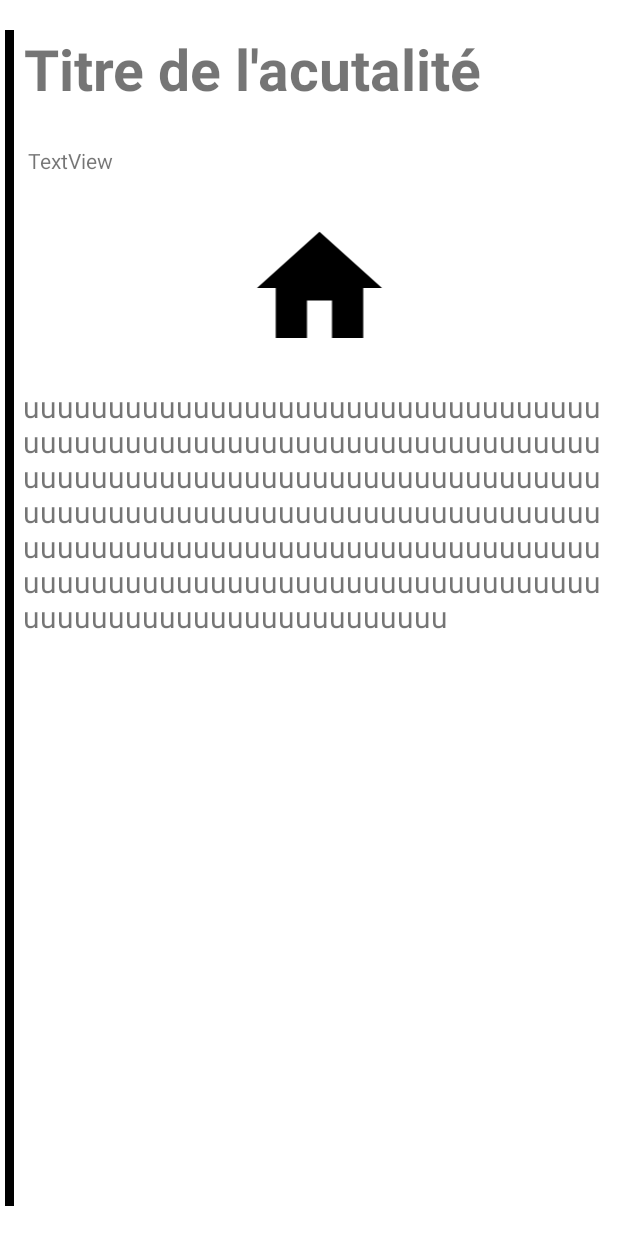
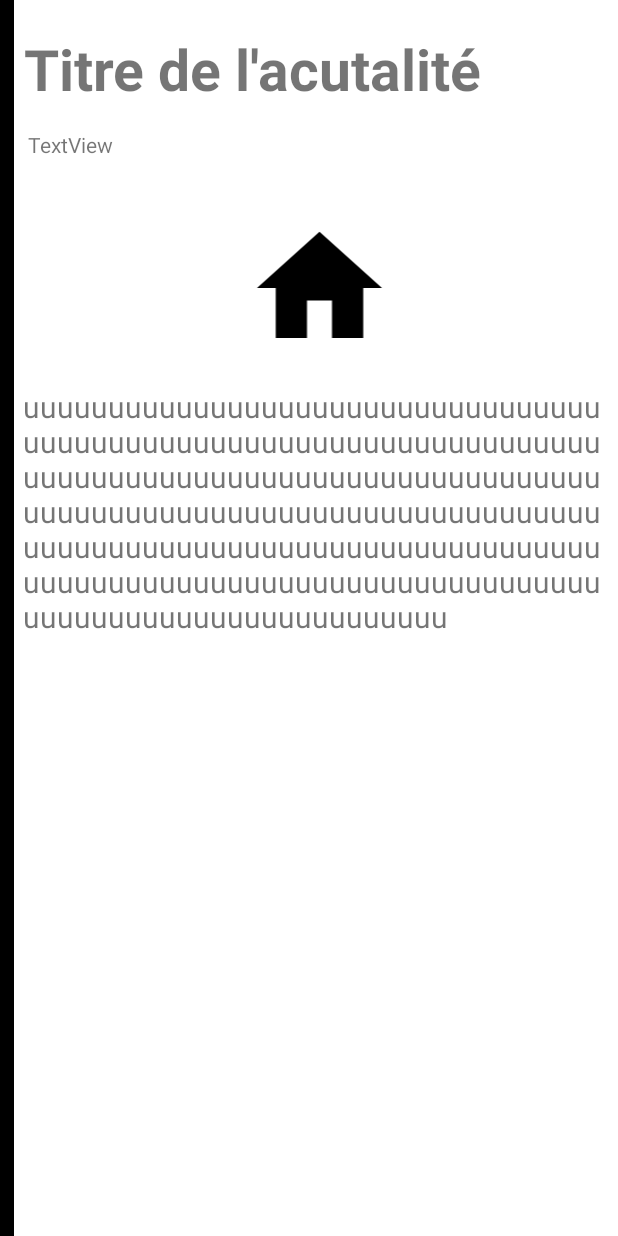
Before and after one commit to ArnaudCHEVALME/FIMUDROID, an Android app: the layout news_details_fragment.xml on its own in the app's theme, with its tools: preview values and no code run, on a phone screen of 412 x 824 dp. Run offline under Robolectric (Android 15) with nearby library versions, the phone set to English and light mode, and no system bars.

Commit message:
Still fixing xml for les yeux en bonne santé

```diff
--- a/app/src/main/res/layout/news_details_fragment.xml
+++ b/app/src/main/res/layout/news_details_fragment.xml
@@ -9,14 +9,12 @@
 
     <View
         android:id="@+id/side_bare_news"
-        android:layout_width="6dp"
-        android:layout_height="match_parent"
-        android:layout_marginTop="20dp"
-        android:layout_marginBottom="20dp"
+        android:layout_width="9dp"
+        android:layout_height="wrap_content"
         android:background="@drawable/news_side_bar"
         app:layout_constraintBottom_toBottomOf="parent"
         app:layout_constraintEnd_toStartOf="@+id/actu_title"
-        app:layout_constraintHorizontal_bias="0.333"
+        app:layout_constraintHorizontal_bias="0.0"
         app:layout_constraintStart_toStartOf="parent"
         app:layout_constraintTop_toTopOf="parent"
         app:layout_constraintVertical_bias="0.0" />
@@ -68,9 +66,7 @@
         android:layout_height="wrap_content"
         android:layout_marginStart="10dp"
         android:layout_marginTop="15dp"
-        android:layout_marginBottom="15dp"
         android:text="TextView"
-        app:layout_constraintBottom_toTopOf="@+id/actu_image"
         app:layout_constraintEnd_toEndOf="parent"
         app:layout_constraintHorizontal_bias="0.03"
         app:layout_constraintStart_toStartOf="parent"
```
Also changed, not shown: app/src/main/java/com/example/fimudroid/ui/news/NewsDetails.kt (+30 -5 lines).
